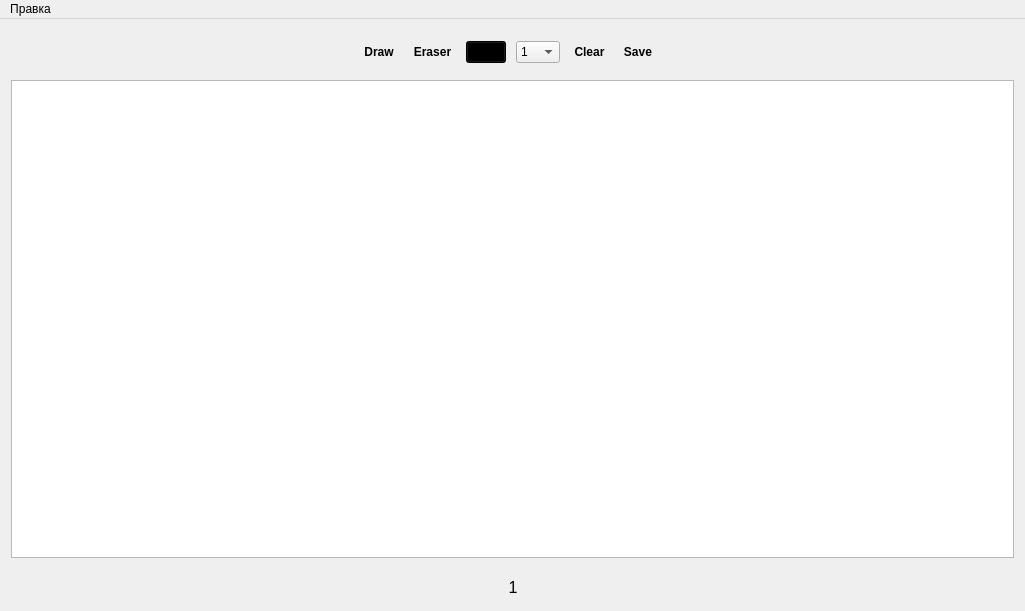
Before: the Qt Designer form mainwindow.ui in NataliaShishuk/SimpleWhiteBoard, drawn with Qt 5.
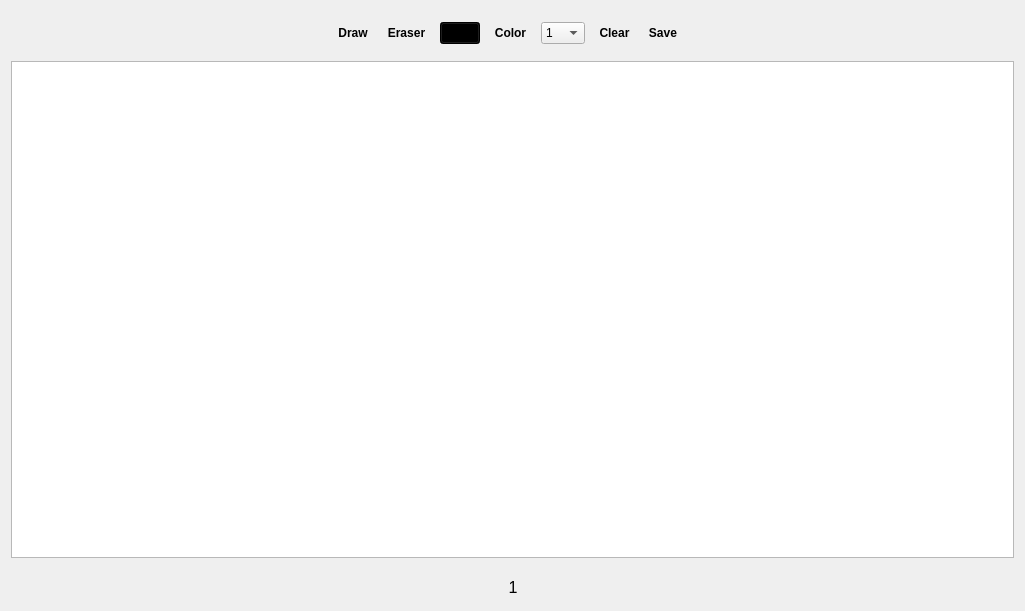
After: the same form once the commit is applied. Icons and pictures are not drawn.

Commit message: remove menu

```diff
--- a/mainwindow.ui
+++ b/mainwindow.ui
@@ -48,7 +48,7 @@
 background-color: rgba(255, 255, 255,0);
 }</string>
       </property>
-      <layout class="QHBoxLayout" name="horizontalLayout" stretch="0,0,0,0,0,0,0,0">
+      <layout class="QHBoxLayout" name="horizontalLayout" stretch="0,0,0,0,0,0,0,0,0">
        <property name="spacing">
         <number>10</number>
        </property>
@@ -130,10 +130,7 @@
           <string/>
          </property>
          <property name="styleSheet">
-          <string notr="true">QToolButton{
-border: none;
-background-color: rgba(255, 255, 255,0);
-}</string>
+          <string notr="true"/>
          </property>
          <property name="text">
           <string>Eraser</string>
@@ -169,6 +166,35 @@
          </property>
         </widget>
        </item>
+       <item>
+        <widget class="QToolButton" name="colorButton">
+         <property name="font">
+          <font>
+           <weight>75</weight>
+           <bold>true</bold>
+          </font>
+         </property>
+         <property name="text">
+          <string>Color</string>
+         </property>
+         <property name="icon">
+          <iconset resource="resources.qrc">
+           <normaloff>:/icons/color.png</normaloff>:/icons/color.png</iconset>
+         </property>
+         <property name="iconSize">
+          <size>
+           <width>24</width>
+           <height>24</height>
+          </size>
+         </property>
+         <property name="popupMode">
+          <enum>QToolButton::InstantPopup</enum>
+         </property>
+         <property name="toolButtonStyle">
+          <enum>Qt::ToolButtonTextUnderIcon</enum>
+         </property>
+        </widget>
+       </item>
        <item>
         <widget class="QComboBox" name="comboBox_2">
          <item>
@@ -221,10 +247,7 @@
           <cursorShape>PointingHandCursor</cursorShape>
          </property>
          <property name="styleSheet">
-          <string notr="true">QToolButton{
-border: none;
-background-color: rgba(255, 255, 255,0);
-}</string>
+          <string notr="true"/>
          </property>
          <property name="text">
           <string>Clear</string>
@@ -256,10 +279,7 @@
           <cursorShape>PointingHandCursor</cursorShape>
          </property>
          <property name="styleSheet">
-          <string notr="true">QToolButton{
-border: none;
-background-color: rgba(255, 255, 255,0);
-}</string>
+          <string notr="true"/>
          </property>
          <property name="text">
           <string>Save</string>
@@ -514,14 +534,6 @@
      <height>20</height>
     </rect>
    </property>
-   <widget class="QMenu" name="menu_2">
-    <property name="title">
-     <string>Правка</string>
-    </property>
-    <addaction name="actionSet_background_color"/>
-    <addaction name="action_7"/>
-   </widget>
-   <addaction name="menu_2"/>
   </widget>
   <action name="actionSet_background_color">
    <property name="text">
```
Left out of the diff: 10 changed lines with no effect on the pictures. The commit also changes 4 other files.
